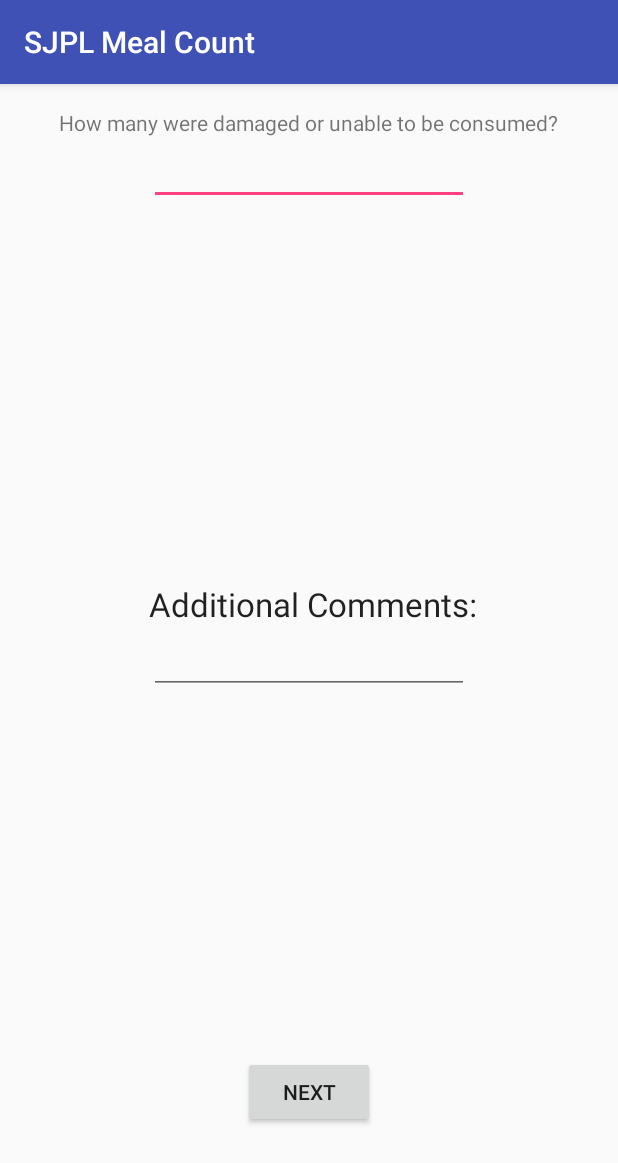
After one commit to marsqueen/HarambeHackers, an Android app: the DetailsActivity screen opened directly, with no data from a screen before it, on a phone screen of 412 x 824 dp. The commit adds this screen. Shown: the top 1163 px of the screen. Run offline under Robolectric (Android 15) with nearby library versions, the phone set to English and light mode, and no system bars.

Commit message:
finished ui

```diff
--- a/app/build.gradle
+++ b/app/build.gradle
@@ -23,4 +23,5 @@ dependencies {
     compile fileTree(dir: 'libs', include: ['*.jar'])
     testCompile 'junit:junit:4.12'
     compile 'com.android.support:appcompat-v7:23.4.0'
+    compile 'com.android.support:design:23.4.0'
 }
--- a/app/src/main/AndroidManifest.xml
+++ b/app/src/main/AndroidManifest.xml
@@ -15,7 +15,9 @@
                 <category android:name="android.intent.category.LAUNCHER" />
             </intent-filter>
         </activity>
-        <activity android:name=".FoodActivity"></activity>
+        <activity android:name=".FoodActivity" />
+        <activity android:name=".DetailsActivity" />
+        <activity android:name=".SignatureActivity"></activity>
     </application>
 
 </manifest>
--- /dev/null
+++ b/app/src/main/java/com/harambehackers/sjplmealcount/DetailsActivity.java
@@ -0,0 +1,20 @@
+package com.harambehackers.sjplmealcount;
+
+import android.content.Intent;
+import android.support.v7.app.AppCompatActivity;
+import android.os.Bundle;
+import android.view.View;
+
+public class DetailsActivity extends AppCompatActivity {
+
+    @Override
+    protected void onCreate(Bundle savedInstanceState) {
+        super.onCreate(savedInstanceState);
+        setContentView(R.layout.activity_details);
+    }
+
+    public void nextPage(View v){
+        Intent i = new Intent(this, SignatureActivity.class);
+        startActivity(i);
+    }
+}
--- /dev/null
+++ b/app/src/main/res/layout/activity_details.xml
@@ -0,0 +1,56 @@
+<?xml version="1.0" encoding="utf-8"?>
+<RelativeLayout xmlns:android="http://schemas.android.com/apk/res/android"
+    xmlns:tools="http://schemas.android.com/tools"
+    android:layout_width="match_parent"
+    android:layout_height="match_parent"
+    android:paddingBottom="@dimen/activity_vertical_margin"
+    android:paddingLeft="@dimen/activity_horizontal_margin"
+    android:paddingRight="@dimen/activity_horizontal_margin"
+    android:paddingTop="@dimen/activity_vertical_margin"
+    tools:context="com.harambehackers.sjplmealcount.DetailsActivity">
+
+    <EditText
+        android:layout_width="wrap_content"
+        android:layout_height="wrap_content"
+        android:inputType="number"
+        android:ems="10"
+        android:id="@+id/editText"
+        android:layout_below="@+id/textView"
+        android:layout_centerHorizontal="true" />
+
+    <TextView
+        android:layout_width="wrap_content"
+        android:layout_height="wrap_content"
+        android:text="How many were damaged or unable to be consumed?"
+        android:id="@+id/textView"
+        android:layout_alignParentTop="true"
+        android:layout_centerHorizontal="true" />
+
+    <EditText
+        android:layout_width="wrap_content"
+        android:layout_height="wrap_content"
+        android:inputType="textMultiLine"
+        android:ems="10"
+        android:id="@+id/editText2"
+        android:layout_centerVertical="true"
+        android:layout_alignStart="@+id/editText" />
+
+    <TextView
+        android:layout_width="wrap_content"
+        android:layout_height="wrap_content"
+        android:textAppearance="?android:attr/textAppearanceLarge"
+        android:text="Additional Comments:"
+        android:id="@+id/textView2"
+        android:layout_above="@+id/editText2"
+        android:layout_alignStart="@+id/editText2" />
+
+    <Button
+        android:layout_width="wrap_content"
+        android:layout_height="wrap_content"
+        android:text="Next"
+        android:id="@+id/thisbutton"
+        android:onClick="nextPage"
+        android:layout_marginBottom="56dp"
+        android:layout_alignParentBottom="true"
+        android:layout_centerHorizontal="true" />
+</RelativeLayout>
--- a/app/src/main/res/values/dimens.xml
+++ b/app/src/main/res/values/dimens.xml
@@ -2,4 +2,5 @@
     <!-- Default screen margins, per the Android Design guidelines. -->
     <dimen name="activity_horizontal_margin">16dp</dimen>
     <dimen name="activity_vertical_margin">16dp</dimen>
+    <dimen name="fab_margin">16dp</dimen>
 </resources>
--- a/app/src/main/res/values/strings.xml
+++ b/app/src/main/res/values/strings.xml
@@ -1,3 +1,4 @@
 <resources>
     <string name="app_name">SJPL Meal Count</string>
+    <string name="title_activity_details">DetailsActivity</string>
 </resources>
```
Also changed, not shown: app/src/main/java/com/harambehackers/sjplmealcount/FoodActivity.java (+72 -3 lines), app/src/main/java/com/harambehackers/sjplmealcount/MainActivity.java (+21 -10 lines), app/src/main/java/com/harambehackers/sjplmealcount/SignatureActivity.java (added, +21 -0 lines), app/src/main/res/layout/activity_food.xml (+13 -3 lines), app/src/main/res/layout/activity_signature.xml (added, +29 -0 lines), app/src/main/res/values-v21/styles.xml (added, +9 -0 lines), app/src/main/res/values/styles.xml (+9 -0 lines).
